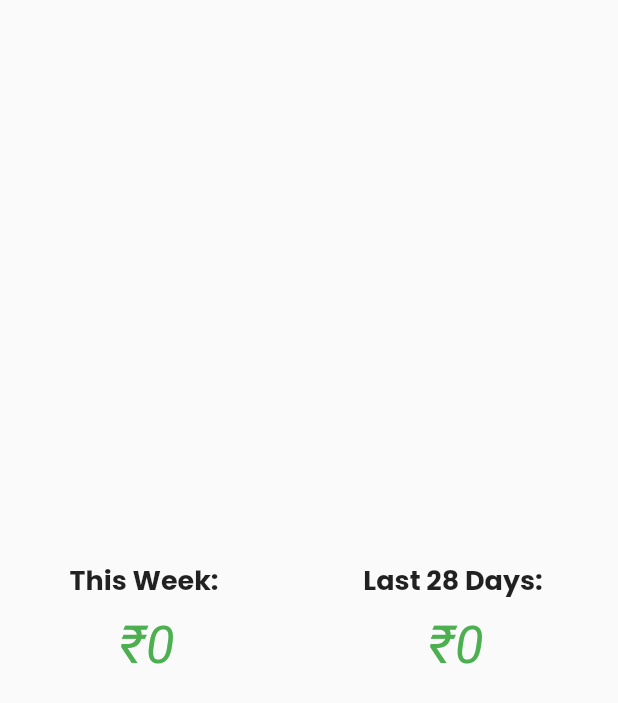
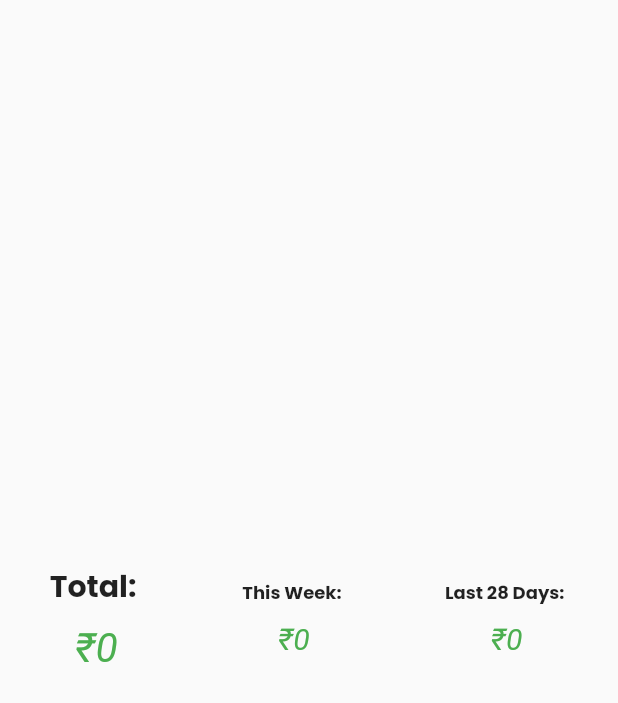
Before and after one commit to devgala/Personal_Expenses_App, a Flutter app: the ChartContent widget shown alone on an empty page, opened directly with empty values, on a phone screen of 412 x 824 dp. Shown: the top 703 px of the screen. Run offline on Flutter 3.47's test engine with Material 2 defaults, Android fonts, the phone set to English and light mode, and no system bars; our stand-ins replace sqflite; accounts and stored records are empty.

Commit message:
change to chart content

```diff
--- a/lib/main.dart
+++ b/lib/main.dart
@@ -136,7 +136,7 @@ class _MyHomePageState extends State<MyHomePage> {
                             MediaQuery.of(context).padding.top) *
                         (0.2),
                     margin: const EdgeInsets.fromLTRB(10, 20, 10, 15),
-                    child: Chart(_recentTransactions,_recentMonthTransactions),
+                    child: Chart(_recentTransactions,_recentMonthTransactions,transactionList),
                   ),
                   Container(
                       height: (MediaQuery.of(context).size.height -
--- a/lib/widgets/ChartContent.dart
+++ b/lib/widgets/ChartContent.dart
@@ -3,23 +3,56 @@ import 'package:flutter/material.dart';
 class ChartContent extends StatelessWidget {
   final int weeklyTransact;
   final int monthlyTransact;
-  ChartContent(this.weeklyTransact, this.monthlyTransact);
+  final int total;
+
+  ChartContent(this.weeklyTransact, this.monthlyTransact, this.total);
   @override
   Widget build(BuildContext context) {
     return Row(
       mainAxisAlignment: MainAxisAlignment.spaceAround,
       crossAxisAlignment: CrossAxisAlignment.center,
       children: [
-        Container(
-          child: Container(
-            child: Column(
+        Column(
+          crossAxisAlignment: CrossAxisAlignment.center,
+          mainAxisAlignment: MainAxisAlignment.center,
+          children: [
+            const Text(
+              "Total: ",
+              style: TextStyle(
+                fontSize: 20,
+                fontFamily: 'Poppins',
+              ),
+            ),
+            const SizedBox(
+              height: 10,
+            ),
+            (weeklyTransact >= 0)
+                ? Text(
+                    "\u{20B9}$total",
+                    style: const TextStyle(
+                      fontSize: 27,
+                      color: Colors.green,
+                      fontFamily: '',
+                    ),
+                  )
+                : Text(
+                    "- \u{20B9}${total.abs()}",
+                    style: const TextStyle(
+                      fontSize: 30,
+                      color: Colors.red,
+                      fontFamily: '',
+                    ),
+                  ),
+          ],
+        ),
+        Column(
           crossAxisAlignment: CrossAxisAlignment.center,
           mainAxisAlignment: MainAxisAlignment.center,
           children: [
             const Text(
               "This Week: ",
               style: TextStyle(
-                    fontSize: 18,
+                fontSize: 12,
                 fontFamily: 'Poppins',
               ),
             ),
@@ -30,32 +63,29 @@ class ChartContent extends StatelessWidget {
                 ? Text(
                     "\u{20B9}$weeklyTransact",
                     style: const TextStyle(
-                          fontSize: 35,
+                      fontSize: 20,
                       color: Colors.green,
-                          fontFamily:  '',
+                      fontFamily: '',
                     ),
                   )
                 : Text(
                     "- \u{20B9}${weeklyTransact.abs()}",
                     style: const TextStyle(
-                          fontSize: 35,
+                      fontSize: 20,
                       color: Colors.red,
-                          fontFamily:  '',
+                      fontFamily: '',
                     ),
                   ),
           ],
         ),
-          ),
-        ),
-        Container(
-          child: Column(
+        Column(
           crossAxisAlignment: CrossAxisAlignment.center,
           mainAxisAlignment: MainAxisAlignment.center,
           children: [
             const Text(
               "Last 28 Days: ",
               style: TextStyle(
-                  fontSize: 18,
+                fontSize: 12,
                 fontFamily: 'Poppins',
                 // fontWeight: FontWeight.bold,
               ),
@@ -67,7 +97,7 @@ class ChartContent extends StatelessWidget {
                 ? Text(
                     "\u{20B9}$monthlyTransact",
                     style: const TextStyle(
-                  fontSize: 35,
+                      fontSize: 20,
                       color: Colors.green,
                       fontFamily: '',
                     ),
@@ -75,14 +105,13 @@ class ChartContent extends StatelessWidget {
                 : Text(
                     "- \u{20B9}${monthlyTransact.abs()}",
                     style: const TextStyle(
-                  fontSize: 35,
+                      fontSize: 20,
                       color: Colors.red,
                       fontFamily: '',
                     ),
                   ),
           ],
         ),
-        ),
       ],
     );
   }
--- a/lib/widgets/chart.dart
+++ b/lib/widgets/chart.dart
@@ -6,7 +6,9 @@ import 'package:personal_expenses/widgets/ChartContent.dart';
 class Chart extends StatefulWidget {
   final List<Transactions> recentTransactions;
   final List<Transactions> monthlyTransactions;
-  Chart(this.recentTransactions,this.monthlyTransactions);
+  final List<Transactions> allTransactions;
+
+  Chart(this.recentTransactions,this.monthlyTransactions,this.allTransactions);
 
 
   @override
@@ -14,6 +16,17 @@ class Chart extends StatefulWidget {
 }
 
 class _ChartState extends State<Chart> {
+
+  int get totalExpense{
+    int total =0;
+    for(int i=0;i<widget.allTransactions.length;i++)
+    {
+      total +=widget.allTransactions[i].amount;
+    }
+    print(total);
+    return total;
+  }
+  _ChartState();
   int get totalMonthlyTransact {
 
     return groupedMonthlyTransactionValues.fold(0, (sum, element) {
@@ -102,7 +115,7 @@ class _ChartState extends State<Chart> {
         // margin: EdgeInsets.all(20),
         child: Container(
           padding: const EdgeInsets.fromLTRB(10, 10, 0, 10),
-          child: ChartContent(totalTransact,totalMonthlyTransact),
+          child: ChartContent(totalTransact,totalMonthlyTransact,totalExpense),
         ),
       ),
     );
```
Also changed, not shown: lib/widgets/TransactionCard.dart (+15 -6 lines), 1 other file. Lines whose indentation alone changed are shown as unchanged.
